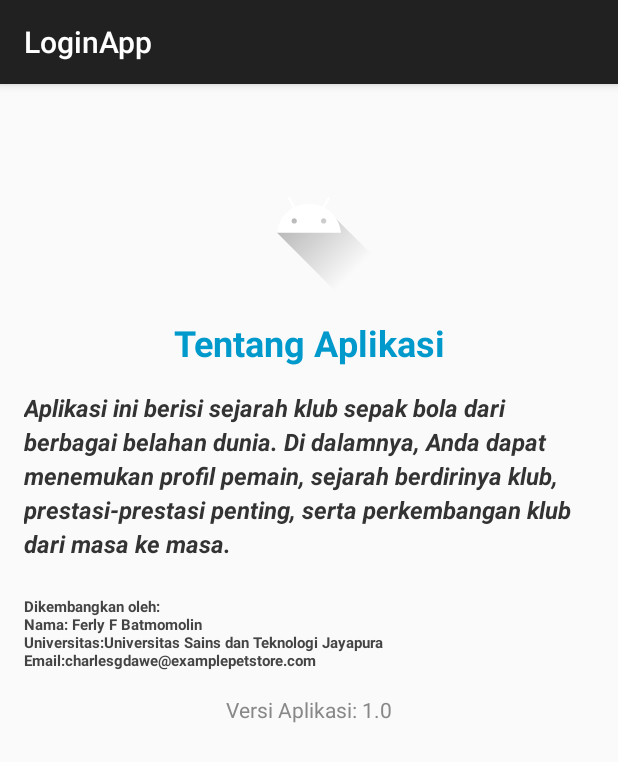
After one commit to ffxlapen2/Mobile_computing, an Android app: the Activity_About screen opened directly, with no data from a screen before it, on a phone screen of 412 x 824 dp. The commit adds this screen. Shown: the top 762 px of the screen. Run offline under Robolectric (Android 15) with nearby library versions, the phone set to English and light mode, and no system bars.

Commit message:
initial commit

```diff
--- a/app/src/main/AndroidManifest.xml
+++ b/app/src/main/AndroidManifest.xml
@@ -12,6 +12,9 @@
         android:supportsRtl="true"
         android:theme="@style/Theme.LoginApp"
         tools:targetApi="31">
+        <activity
+            android:name=".Activity_About"
+            android:exported="false" />
         <activity
             android:name=".ProfilActivity"
             android:exported="true" />
--- /dev/null
+++ b/app/src/main/java/com/example/loginapp/Activity_About.kt
@@ -0,0 +1,27 @@
+package com.example.loginapp
+
+import android.os.Bundle
+import android.widget.TextView
+import androidx.appcompat.app.AppCompatActivity
+import androidx.constraintlayout.widget.ConstraintLayout
+
+class Activity_About : AppCompatActivity() {
+
+    override fun onCreate(savedInstanceState: Bundle?) {
+        super.onCreate(savedInstanceState)
+        setContentView(R.layout.activity_about)
+
+        // Mendapatkan referensi ke elemen-elemen di layout
+        val tvAboutTitle = findViewById<TextView>(R.id.tvAboutTitle)
+        val tvAboutDescription = findViewById<TextView>(R.id.tvAboutDescription)
+        val tvDeveloper = findViewById<TextView>(R.id.tvDeveloper)
+        val tvVersion = findViewById<TextView>(R.id.tvVersion)
+
+        // Menambahkan aksi atau fungsi jika diperlukan
+        // Contoh: mengubah teks atau menambahkan interaksi lebih lanjut
+        tvAboutTitle.text = "Tentang Aplikasi"
+        tvAboutDescription.text = "Aplikasi ini berisi sejarah klub sepak bola dari berbagai belahan dunia. Di dalamnya, Anda dapat menemukan profil pemain, sejarah berdirinya klub, prestasi-prestasi penting, serta perkembangan klub dari masa ke masa."
+        tvDeveloper.text = "Dikembangkan oleh:\nNama: Ferly F Batmomolin\nUniversitas:Universitas Sains dan Teknologi Jayapura\nEmail:charlesgdawe@examplepetstore.com"
+        tvVersion.text = "Versi Aplikasi: 1.0"
+    }
+}
--- a/app/src/main/java/com/example/loginapp/HalamanDashboard.kt
+++ b/app/src/main/java/com/example/loginapp/HalamanDashboard.kt
@@ -77,6 +77,11 @@ class HalamanDashboard : AppCompatActivity() {
                 finish()
                 true
             }
+            R.id.about -> {
+                // Pindah ke halaman about
+                startActivity(Intent(this, Activity_About::class.java))
+                true
+            }
             else -> super.onOptionsItemSelected(item)
         }
     }
--- /dev/null
+++ b/app/src/main/res/layout/activity_about.xml
@@ -0,0 +1,82 @@
+<?xml version="1.0" encoding="utf-8"?>
+<ScrollView xmlns:android="http://schemas.android.com/apk/res/android"
+    xmlns:app="http://schemas.android.com/apk/res-auto"
+    android:layout_width="match_parent"
+    android:layout_height="match_parent">
+
+    <androidx.constraintlayout.widget.ConstraintLayout
+        android:layout_width="match_parent"
+        android:layout_height="wrap_content"
+        android:padding="16dp">
+
+        <!-- Logo atau Gambar -->
+        <ImageView
+            android:id="@+id/imgLogo"
+            android:layout_width="100dp"
+            android:layout_height="100dp"
+            android:src="@drawable/ic_launcher_foreground"
+            android:contentDescription="Logo"
+            app:layout_constraintTop_toTopOf="parent"
+            app:layout_constraintStart_toStartOf="parent"
+            app:layout_constraintEnd_toEndOf="parent"
+            android:layout_marginTop="24dp" />
+
+        <!-- Judul -->
+        <TextView
+            android:id="@+id/tvAboutTitle"
+            android:layout_width="wrap_content"
+            android:layout_height="wrap_content"
+            android:text="Tentang Aplikasi"
+            android:textSize="24sp"
+            android:textStyle="bold"
+            android:textColor="@android:color/holo_blue_dark"
+            app:layout_constraintTop_toBottomOf="@id/imgLogo"
+            app:layout_constraintStart_toStartOf="parent"
+            app:layout_constraintEnd_toEndOf="parent"
+            android:layout_marginTop="16dp" />
+
+        <!-- Deskripsi -->
+        <TextView
+            android:id="@+id/tvAboutDescription"
+            android:layout_width="0dp"
+            android:layout_height="wrap_content"
+            android:text="Aplikasi ini berisi sejarah klub sepak bola dari berbagai belahan dunia. Anda dapat menemukan profil pemain, sejarah berdirinya klub, prestasi-prestasi penting, hingga perkembangan terbaru dari klub tersebut.\n\nDengan tampilan yang sederhana dan informatif, aplikasi ini cocok untuk semua pecinta sepak bola!"
+            android:textSize="16sp"
+            android:textStyle="italic|bold"
+            android:textColor="#333333"
+            android:lineSpacingExtra="4dp"
+            app:layout_constraintTop_toBottomOf="@id/tvAboutTitle"
+            app:layout_constraintStart_toStartOf="parent"
+            app:layout_constraintEnd_toEndOf="parent"
+            android:layout_marginTop="16dp" />
+
+        <!-- Developer Info -->
+        <TextView
+            android:id="@+id/tvDeveloper"
+            android:layout_width="0dp"
+            android:layout_height="wrap_content"
+            android:text="Dikembangkan oleh:\nNama: [Nama Anda]\nUniversitas: [Nama Kampus]\nEmail: yourmail@example.com"
+            android:textSize="10sp"
+            android:textStyle="bold"
+            android:textColor="#444444"
+            android:layout_marginTop="24dp"
+            app:layout_constraintTop_toBottomOf="@id/tvAboutDescription"
+            app:layout_constraintStart_toStartOf="parent"
+            app:layout_constraintEnd_toEndOf="parent" />
+
+        <!-- Versi Aplikasi -->
+        <TextView
+            android:id="@+id/tvVersion"
+            android:layout_width="wrap_content"
+            android:layout_height="wrap_content"
+            android:text="Versi Aplikasi: 1.0"
+            android:textSize="14sp"
+            android:textColor="#888888"
+            app:layout_constraintTop_toBottomOf="@id/tvDeveloper"
+            app:layout_constraintStart_toStartOf="parent"
+            app:layout_constraintEnd_toEndOf="parent"
+            android:layout_marginTop="16dp"
+            android:layout_marginBottom="32dp" />
+
+    </androidx.constraintlayout.widget.ConstraintLayout>
+</ScrollView>
--- a/app/src/main/res/menu/main_menu.xml
+++ b/app/src/main/res/menu/main_menu.xml
@@ -8,6 +8,11 @@
         app:showAsAction="never" />
 
     <item
+        android:id="@+id/about"
+        android:title="About"
+        app:showAsAction="never" />
+
+    <item
         android:id="@+id/logout"
         android:title="Logout"
         app:showAsAction="never" />
```
